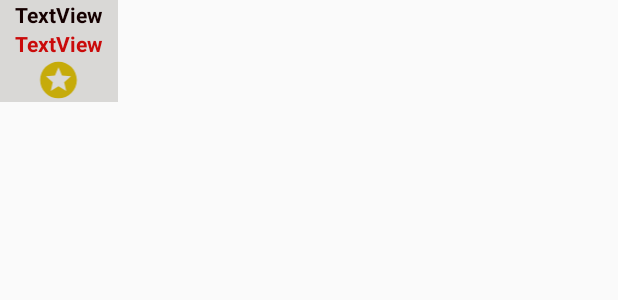
After one commit to tuktukjohansson/projekt7, an Android app: the layout info_window_ru.xml on its own in the app's theme, with its tools: preview values and no code run, on a phone screen of 412 x 824 dp. The commit adds this screen. Shown: the top 300 px of the screen. Run offline under Robolectric (Android 15) with nearby library versions, the phone set to English and light mode, and no system bars.

Commit message:
Jag har skapat 3 lokaler.

```diff
--- /dev/null
+++ b/app/src/main/res/drawable/ic_baseline_stars_24.xml
@@ -0,0 +1,5 @@
+<vector android:height="24dp" android:tint="#C6AB0A"
+    android:viewportHeight="24" android:viewportWidth="24"
+    android:width="24dp" xmlns:android="http://schemas.android.com/apk/res/android">
+    <path android:fillColor="@android:color/white" android:pathData="M11.99,2C6.47,2 2,6.48 2,12s4.47,10 9.99,10C17.52,22 22,17.52 22,12S17.52,2 11.99,2zM16.23,18L12,15.45 7.77,18l1.12,-4.81 -3.73,-3.23 4.92,-0.42L12,5l1.92,4.53 4.92,0.42 -3.73,3.23L16.23,18z"/>
+</vector>
--- /dev/null
+++ b/app/src/main/res/layout/info_window_ru.xml
@@ -0,0 +1,49 @@
+<?xml version="1.0" encoding="utf-8"?>
+<androidx.constraintlayout.widget.ConstraintLayout xmlns:android="http://schemas.android.com/apk/res/android"
+    xmlns:app="http://schemas.android.com/apk/res-auto"
+    xmlns:tools="http://schemas.android.com/tools"
+    android:layout_width="wrap_content"
+    android:layout_height="wrap_content"
+    android:background="#25151001">
+
+    <TextView
+        android:id="@+id/user_username"
+        android:layout_width="wrap_content"
+        android:layout_height="wrap_content"
+        android:layout_marginStart="10dp"
+        android:layout_marginEnd="10dp"
+        android:text="TextView"
+        android:textColor="#150000"
+        android:textStyle="bold"
+        app:layout_constraintBottom_toTopOf="@+id/local_name"
+        app:layout_constraintEnd_toEndOf="parent"
+        app:layout_constraintStart_toStartOf="parent"
+        app:layout_constraintTop_toTopOf="parent"
+        app:layout_constraintVertical_bias="1.0" />
+
+    <TextView
+        android:id="@+id/local_name"
+        android:layout_width="wrap_content"
+        android:layout_height="wrap_content"
+        android:layout_marginStart="10dp"
+        android:layout_marginEnd="10dp"
+        android:text="TextView"
+        android:textColor="#CA0A0A"
+        android:textStyle="bold"
+        app:layout_constraintBottom_toTopOf="@+id/image_star"
+        app:layout_constraintEnd_toEndOf="parent"
+        app:layout_constraintStart_toStartOf="parent"
+        app:layout_constraintTop_toBottomOf="@+id/user_username" />
+
+    <ImageView
+        android:id="@+id/image_star"
+        android:layout_width="38dp"
+        android:layout_height="29dp"
+        android:layout_marginStart="10dp"
+        android:layout_marginEnd="11dp"
+        app:layout_constraintBottom_toBottomOf="parent"
+        app:layout_constraintEnd_toEndOf="parent"
+        app:layout_constraintStart_toStartOf="parent"
+        app:layout_constraintTop_toBottomOf="@+id/local_name"
+        app:srcCompat="@drawable/ic_baseline_stars_24" />
+</androidx.constraintlayout.widget.ConstraintLayout>
```
Also changed, not shown: app/src/main/java/com/example/projekt7/RUMapActivity.kt (+41 -4 lines), app/src/main/java/com/example/projekt7/user_profile_fragments/PlacesInfoAdapter.kt (added, +37 -0 lines).
